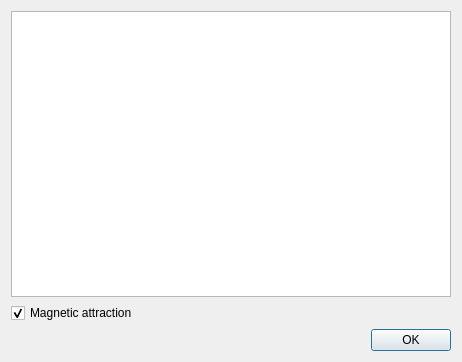
Qt form lxqt-config-monitor/monitorpicture.ui (lubuntu-team/lxqt-config-packaging) before a commit.
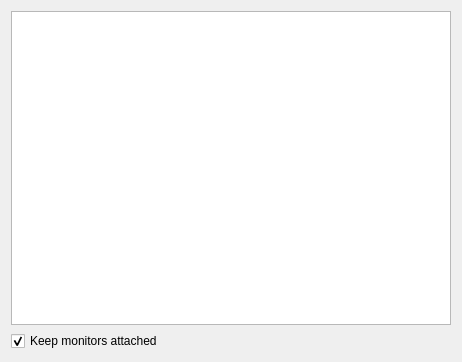
The same form after that commit.

Patch:
```diff
--- a/lxqt-config-monitor/monitorpicture.ui
+++ b/lxqt-config-monitor/monitorpicture.ui
@@ -24,23 +24,13 @@
    <item>
     <widget class="QCheckBox" name="magneticCheckBox">
      <property name="text">
-      <string>Magnetic attraction</string>
+      <string>Keep monitors attached</string>
      </property>
      <property name="checked">
       <bool>true</bool>
      </property>
     </widget>
    </item>
-   <item>
-    <widget class="QDialogButtonBox" name="buttonBox">
-     <property name="orientation">
-      <enum>Qt::Horizontal</enum>
-     </property>
-     <property name="standardButtons">
-      <set>QDialogButtonBox::Ok</set>
-     </property>
-    </widget>
-   </item>
   </layout>
  </widget>
  <resources/>
```
Left out of the diff: 35 changed lines with no effect on the pictures.
